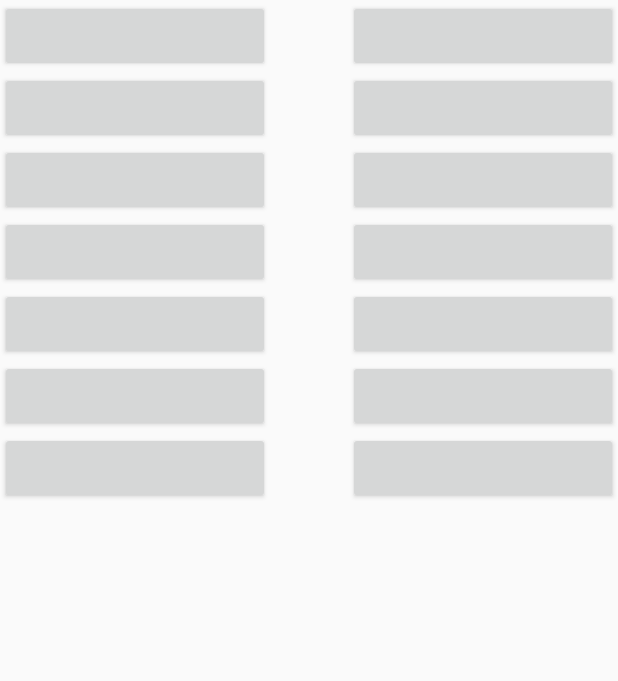
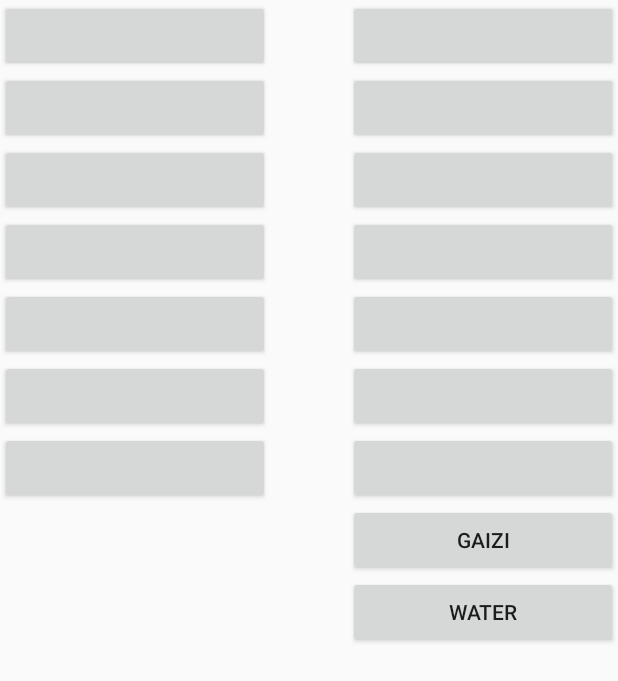
Before and after one commit to RustFisher/aboutView, an Android app: the AudioPlayerActivity screen opened directly, with no data from a screen before it, after a tap on an icon or button, on a phone screen of 412 x 824 dp. Shown: the top 681 px of the screen. Run offline under Robolectric (Android 15) with nearby library versions, the phone set to English and light mode, and no system bars; our stand-ins replace EventBus.

Commit message:
add more audio

```diff
--- a/app/src/main/java/com/rust/aboutview/activity/AudioPlayerActivity.java
+++ b/app/src/main/java/com/rust/aboutview/activity/AudioPlayerActivity.java
@@ -29,6 +29,8 @@ public class AudioPlayerActivity extends Activity implements View.OnClickListene
         findViewById(R.id.btn12).setOnClickListener(this);
         findViewById(R.id.btn13).setOnClickListener(this);
         findViewById(R.id.btn14).setOnClickListener(this);
+        findViewById(R.id.gai_zi).setOnClickListener(this);
+        findViewById(R.id.water).setOnClickListener(this);
     }
 
     @Override
@@ -77,6 +79,12 @@ public class AudioPlayerActivity extends Activity implements View.OnClickListene
             case R.id.btn14:
                 EventBus.getDefault().post(new AudioPlayEventOnBus(AudioPlayEventOnBus.AudioType.H_SI));
                 break;
+            case R.id.gai_zi:
+                EventBus.getDefault().post(new AudioPlayEventOnBus(AudioPlayEventOnBus.AudioType.GAI_ZI));
+                break;
+            case R.id.water:
+                EventBus.getDefault().post(new AudioPlayEventOnBus(AudioPlayEventOnBus.AudioType.WATER));
+                break;
         }
     }
 }
--- a/app/src/main/java/com/rust/msgonbus/AudioPlayEventOnBus.java
+++ b/app/src/main/java/com/rust/msgonbus/AudioPlayEventOnBus.java
@@ -2,7 +2,8 @@ package com.rust.msgonbus;
 
 public class AudioPlayEventOnBus {
     public enum AudioType {
-        DO, RE, MI, FA, SOL, LA, SI, H_DO, H_RE, H_MI, H_FA, H_SOL, H_LA, H_SI
+        DO, RE, MI, FA, SOL, LA, SI, H_DO, H_RE, H_MI, H_FA, H_SOL, H_LA, H_SI,
+        GAI_ZI, WATER
     }
 
     private AudioType type = AudioType.DO;
--- a/app/src/main/res/layout/acitivity_audio_player.xml
+++ b/app/src/main/res/layout/acitivity_audio_player.xml
@@ -84,6 +84,19 @@
             android:id="@+id/btn14"
             android:layout_width="match_parent"
             android:layout_height="wrap_content" />
+
+        <Button
+            android:id="@+id/gai_zi"
+            android:layout_width="match_parent"
+            android:layout_height="wrap_content"
+            android:text="gaizi" />
+
+        <Button
+            android:id="@+id/water"
+            android:layout_width="match_parent"
+            android:layout_height="wrap_content"
+            android:text="water" />
+
     </LinearLayout>
 
 </RelativeLayout>
```
Also changed, not shown: app/src/main/java/com/rust/service/AudioPlayService.java (+10 -0 lines), 5 other files.
